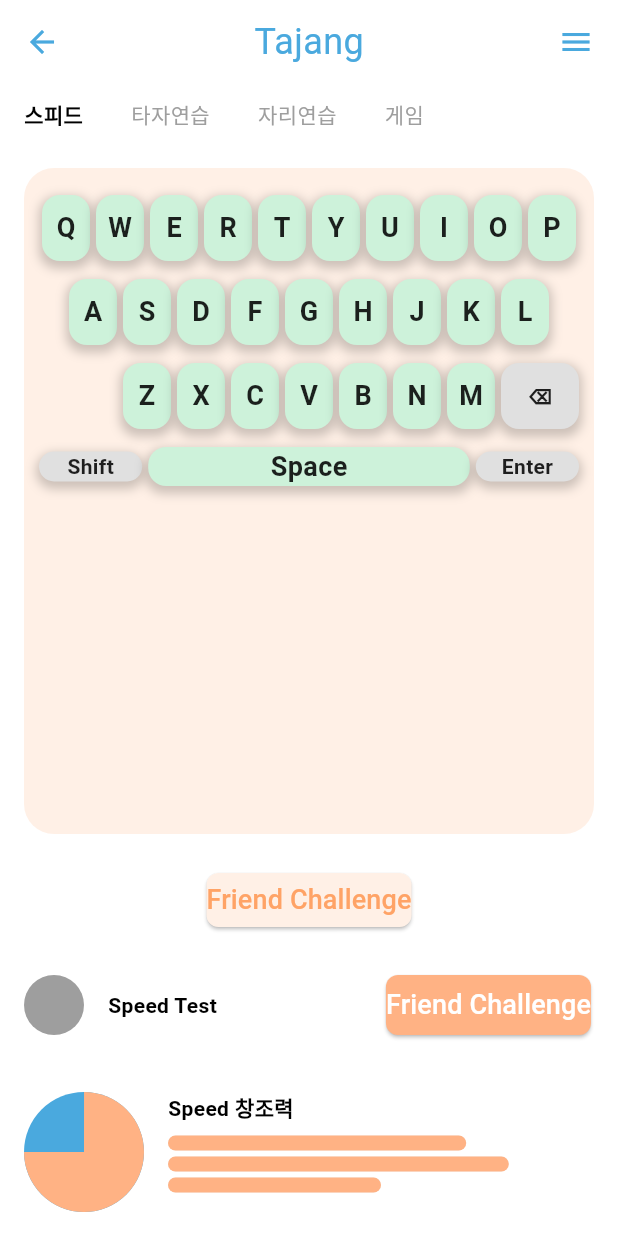
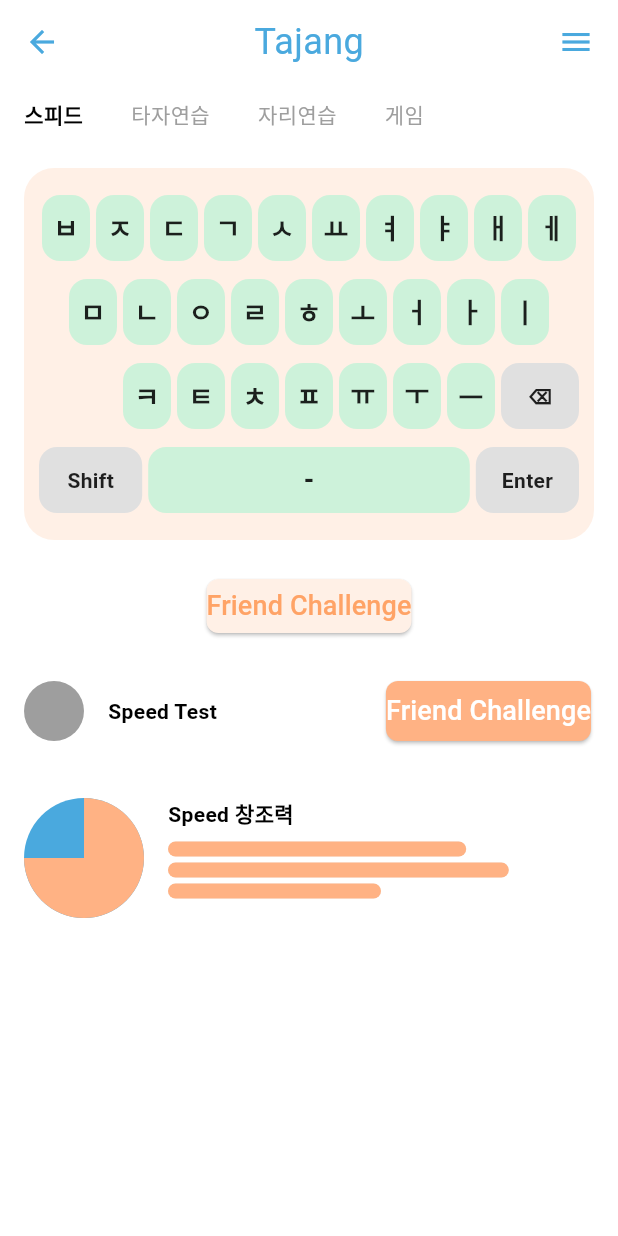
Before and after one commit to Do-Boo/TaJJang, a Flutter app: the screen it shows after launch, on a phone screen of 412 x 824 dp. Run offline on Flutter 3.47's test engine with Material 3 defaults, Android fonts, the phone set to English and light mode, and no system bars.

Commit message:
2024.9.20.(금) 16:50 작동확인

```diff
--- a/lib/pages/p_homepage.dart
+++ b/lib/pages/p_homepage.dart
@@ -24,7 +24,7 @@
                     children: [
                       CustomAppBar(),
                       TabMenu(),
-                      Expanded(child: VirtualKeyboard()),
+                      VirtualKeyboard(),
                       FriendChallengeButton(),
                       ProfileSection(),
                       ChartArea(),
--- a/lib/widgets/w_virtual_keyboard.dart
+++ b/lib/widgets/w_virtual_keyboard.dart
@@ -22,9 +22,9 @@
       ),
       child: Column(
         children: [
-          _buildKeyboardRow(['Q', 'W', 'E', 'R', 'T', 'Y', 'U', 'I', 'O', 'P']),
+          _buildKeyboardRow(['ㅂ', 'ㅈ', 'ㄷ', 'ㄱ', 'ㅅ', 'ㅛ', 'ㅕ', 'ㅑ', 'ㅐ', 'ㅔ']),
           const SizedBox(height: 8),
-          _buildKeyboardRow(['A', 'S', 'D', 'F', 'G', 'H', 'J', 'K', 'L']),
+          _buildKeyboardRow(['ㅁ', 'ㄴ', 'ㅇ', 'ㄹ', 'ㅎ', 'ㅗ', 'ㅓ', 'ㅏ', 'ㅣ']),
           const SizedBox(height: 8),
           _buildLastRow(),
           const SizedBox(height: 8),
@@ -58,7 +58,7 @@
         mainAxisAlignment: MainAxisAlignment.center,
         children: [
           const Expanded(child: SizedBox()),
-          ...['Z', 'X', 'C', 'V', 'B', 'N', 'M'].map((key) => AspectRatio(
+          ...['ㅋ', 'ㅌ', 'ㅊ', 'ㅍ', 'ㅠ', 'ㅜ', 'ㅡ'].map((key) => AspectRatio(
                 aspectRatio: 3 / 4,
                 child: _buildAnimatedKey(key),
               )),
@@ -69,12 +69,16 @@
   }
 
   Widget _buildSpaceRow() {
-    return Row(
-      children: [
-        Expanded(flex: 2, child: _buildAnimatedKey('Shift', isSpecial: true)),
-        Expanded(flex: 6, child: _buildAnimatedKey('Space')),
-        Expanded(flex: 2, child: _buildAnimatedKey('Enter', isSpecial: true)),
-      ],
+    return SizedBox(
+      height: 48,
+      width: double.infinity,
+      child: Row(
+        children: [
+          Expanded(flex: 2, child: _buildAnimatedKey('Shift', isSpecial: true)),
+          Expanded(flex: 6, child: _buildAnimatedKey('-')),
+          Expanded(flex: 2, child: _buildAnimatedKey('Enter', isSpecial: true)),
+        ],
+      ),
     );
   }
 
@@ -92,14 +96,14 @@
         decoration: BoxDecoration(
           color: color,
           borderRadius: BorderRadius.circular(12),
-          boxShadow: [
-            BoxShadow(
-              color: Colors.black.withOpacity(0.2),
-              spreadRadius: isPressed ? 1 : 2,
-              blurRadius: isPressed ? 3 : 5,
-              offset: isPressed ? const Offset(0, 1) : const Offset(0, 3),
-            ),
-          ],
+          // boxShadow: [
+          //   BoxShadow(
+          //     color: Colors.black.withOpacity(0.2),
+          //     spreadRadius: isPressed ? 1 : 2,
+          //     blurRadius: isPressed ? 3 : 5,
+          //     offset: isPressed ? const Offset(0, 1) : const Offset(0, 3),
+          //   ),
+          // ],
         ),
         child: Center(
           child: Text(
```
